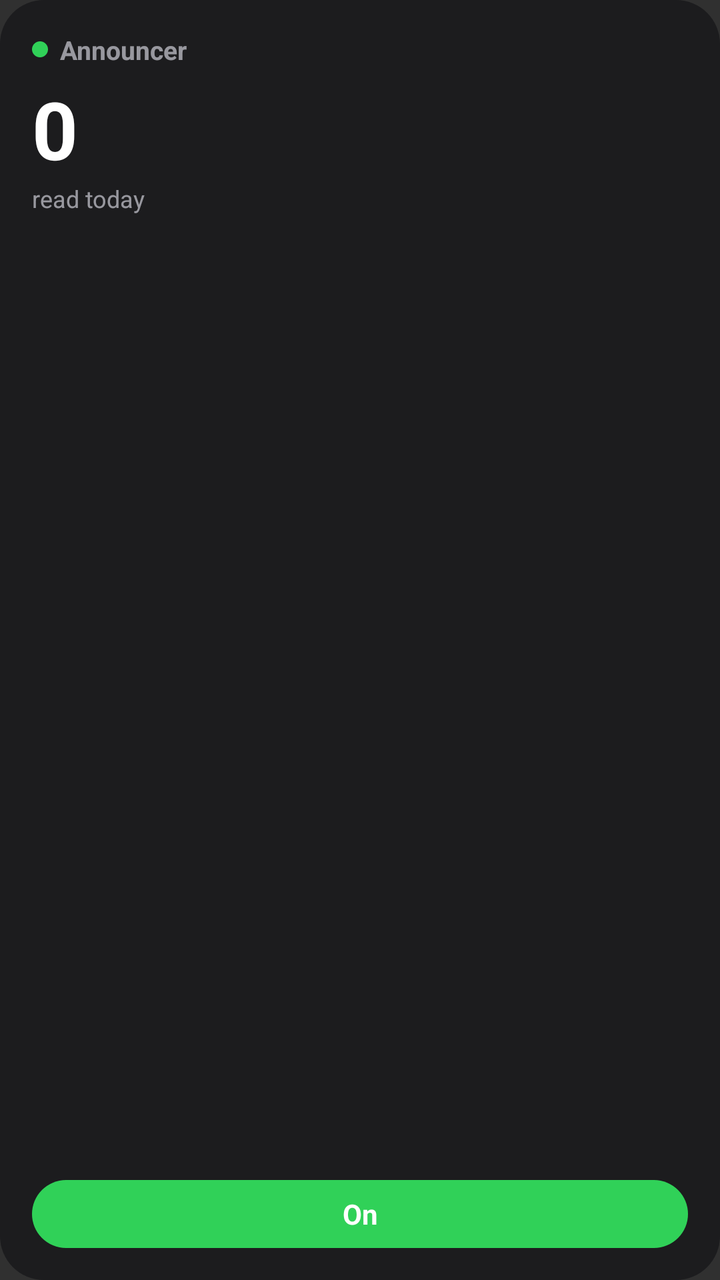
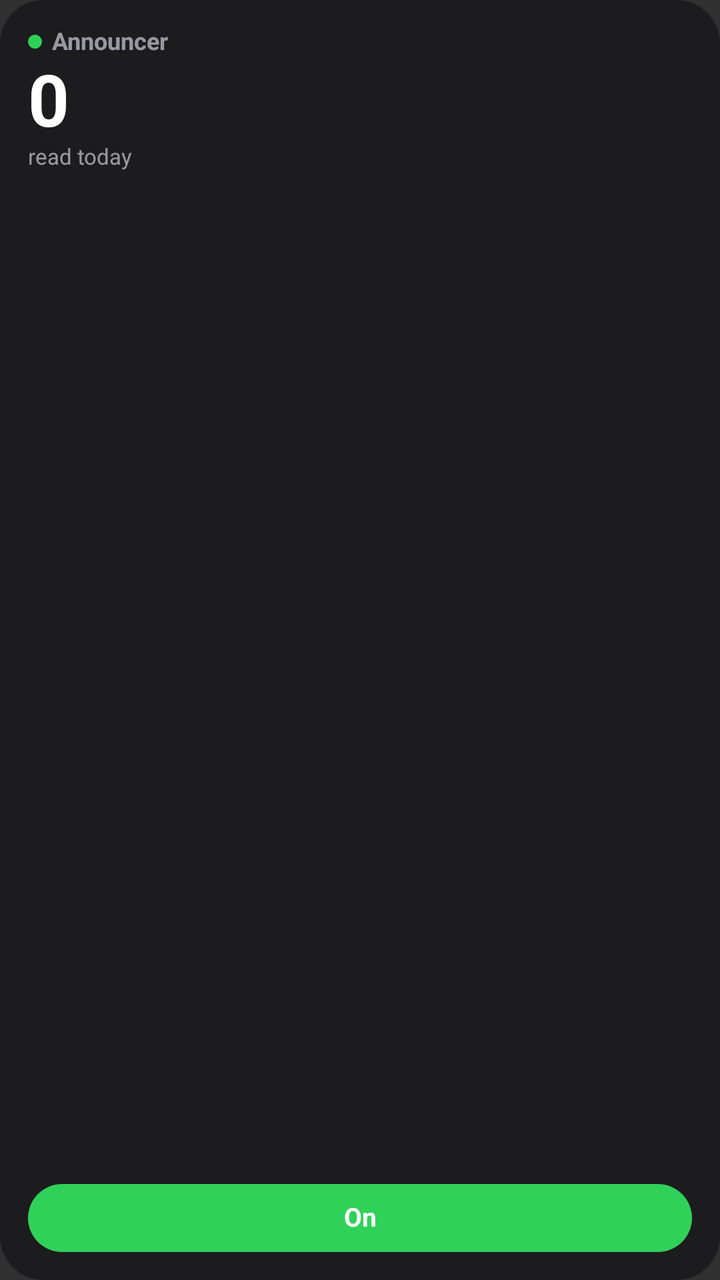

The first picture is an Android layout as it rendered before a commit; the second is the same layout after the commit. The layout source and the unified diff follow.
<!-- AndroidManifest.xml: application theme android:Theme.Material.NoActionBar -->
<!-- res/layout/widget.xml -->
<?xml version="1.0" encoding="utf-8"?>
<LinearLayout xmlns:android="http://schemas.android.com/apk/res/android"
    android:id="@+id/w_root"
    android:layout_width="match_parent"
    android:layout_height="match_parent"
    android:background="@drawable/widget_bg"
    android:orientation="vertical"
    android:padding="16dp">

    <LinearLayout
        android:layout_width="match_parent"
        android:layout_height="wrap_content"
        android:gravity="center_vertical"
        android:orientation="horizontal">
        <ImageView
            android:id="@+id/w_dot"
            android:importantForAccessibility="no"
            android:layout_width="8dp"
            android:layout_height="8dp"
            android:background="@drawable/widget_dot_on" />
        <TextView
            android:layout_width="wrap_content"
            android:layout_height="wrap_content"
            android:layout_marginStart="6dp"
            android:text="Announcer"
            android:textColor="#99EBEBF5"
            android:textSize="13sp"
            android:textStyle="bold" />
    </LinearLayout>

    <TextView
        android:id="@+id/w_count"
        android:layout_width="wrap_content"
        android:layout_height="wrap_content"
        android:layout_marginTop="4dp"
        android:text="0"
        android:textColor="#FFFFFF"
        android:textSize="40sp"
        android:textStyle="bold" />

    <TextView
        android:id="@+id/w_caption"
        android:layout_width="wrap_content"
        android:layout_height="wrap_content"
        android:maxLines="1"
        android:text="read today"
        android:textColor="#99EBEBF5"
        android:textSize="12sp" />

    <FrameLayout
        android:layout_width="match_parent"
        android:layout_height="0dp"
        android:layout_weight="1" />

    <TextView
        android:id="@+id/w_toggle"
        android:layout_width="match_parent"
        android:layout_height="34dp"
        android:background="@drawable/widget_pill_on"
        android:gravity="center"
        android:text="On"
        android:textColor="#FFFFFF"
        android:textSize="14sp"
        android:textStyle="bold" />
</LinearLayout>
<!-- resources referenced by this layout -->
<resources>
  <!-- drawable widget_bg (drawable) -->
  <?xml version="1.0" encoding="utf-8"?>
  <shape xmlns:android="http://schemas.android.com/apk/res/android" android:shape="rectangle">
      <solid android:color="#FF1C1C1E" />
      <corners android:radius="22dp" />
  </shape>
  <!-- drawable widget_dot_on (drawable) -->
  <?xml version="1.0" encoding="utf-8"?>
  <shape xmlns:android="http://schemas.android.com/apk/res/android" android:shape="oval">
      <solid android:color="#FF30D158" />
      <corners android:radius="4dp" />
  </shape>
  <!-- drawable widget_pill_on (drawable) -->
  <?xml version="1.0" encoding="utf-8"?>
  <shape xmlns:android="http://schemas.android.com/apk/res/android" android:shape="rectangle">
      <solid android:color="#FF30D158" />
      <corners android:radius="17dp" />
  </shape>
</resources>

<!-- the commit's change to res/layout/widget.xml (unified diff, before → after) -->
@@ -5,7 +5,7 @@
     android:layout_height="match_parent"
     android:background="@drawable/widget_bg"
     android:orientation="vertical"
-    android:padding="16dp">
+    android:padding="14dp">
 
     <LinearLayout
         android:layout_width="match_parent"
@@ -14,17 +14,19 @@
         android:orientation="horizontal">
         <ImageView
             android:id="@+id/w_dot"
+            android:layout_width="7dp"
+            android:layout_height="7dp"
             android:importantForAccessibility="no"
-            android:layout_width="8dp"
-            android:layout_height="8dp"
             android:background="@drawable/widget_dot_on" />
         <TextView
             android:layout_width="wrap_content"
             android:layout_height="wrap_content"
-            android:layout_marginStart="6dp"
+            android:layout_marginStart="5dp"
+            android:includeFontPadding="false"
+            android:maxLines="1"
             android:text="Announcer"
             android:textColor="#99EBEBF5"
-            android:textSize="13sp"
+            android:textSize="12sp"
             android:textStyle="bold" />
     </LinearLayout>
 
@@ -32,24 +34,30 @@
         android:id="@+id/w_count"
         android:layout_width="wrap_content"
         android:layout_height="wrap_content"
-        android:layout_marginTop="4dp"
+        android:layout_marginTop="2dp"
+        android:includeFontPadding="false"
+        android:maxLines="1"
         android:text="0"
         android:textColor="#FFFFFF"
-        android:textSize="40sp"
+        android:textSize="36sp"
         android:textStyle="bold" />
 
     <TextView
         android:id="@+id/w_caption"
-        android:layout_width="wrap_content"
+        android:layout_width="match_parent"
         android:layout_height="wrap_content"
+        android:ellipsize="end"
+        android:includeFontPadding="false"
         android:maxLines="1"
         android:text="read today"
         android:textColor="#99EBEBF5"
-        android:textSize="12sp" />
+        android:textSize="11sp" />
 
+    
     <FrameLayout
         android:layout_width="match_parent"
         android:layout_height="0dp"
+        android:minHeight="4dp"
         android:layout_weight="1" />
 
     <TextView
@@ -58,8 +66,9 @@
         android:layout_height="34dp"
         android:background="@drawable/widget_pill_on"
         android:gravity="center"
+        android:includeFontPadding="false"
         android:text="On"
         android:textColor="#FFFFFF"
-        android:textSize="14sp"
+        android:textSize="13sp"
         android:textStyle="bold" />
 </LinearLayout>
